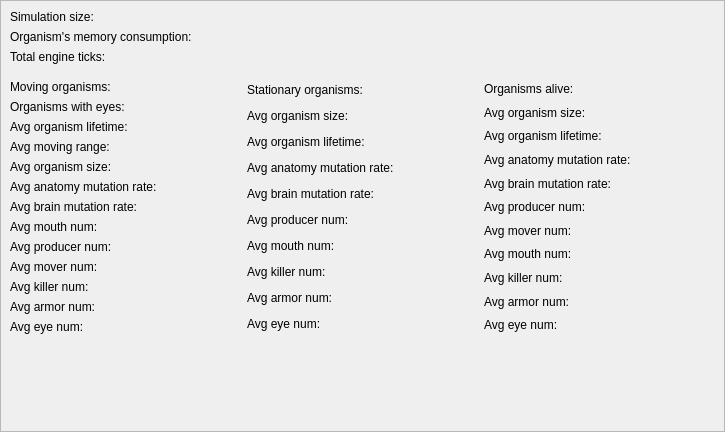
Before: the Qt Designer form LifeEngineCpp/UiFiles/statistics.ui in SuperSpaceEye/LifeEngineExtended, drawn with Qt 5.
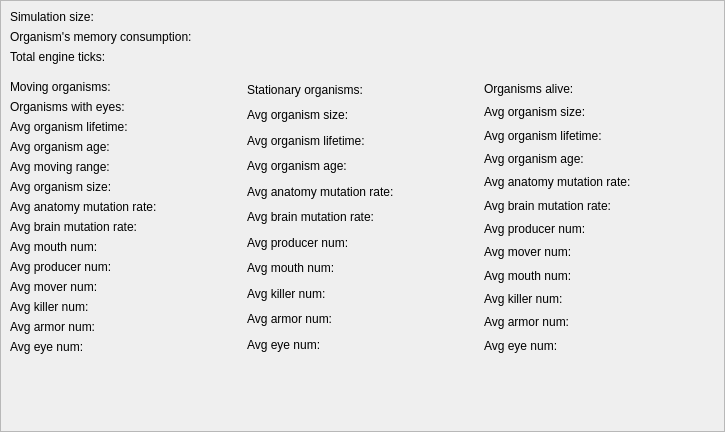
After: the same form once the commit is applied.

What changed in the file:
```diff
--- a/LifeEngineCpp/UiFiles/statistics.ui
+++ b/LifeEngineCpp/UiFiles/statistics.ui
@@ -148,6 +148,13 @@
                 </property>
                </widget>
               </item>
+              <item>
+               <widget class="QLabel" name="lb_avg_age_2">
+                <property name="text">
+                 <string>Avg organism age:</string>
+                </property>
+               </widget>
+              </item>
               <item>
                <widget class="QLabel" name="lb_average_moving_range">
                 <property name="text">
@@ -243,6 +250,13 @@
                 </property>
                </widget>
               </item>
+              <item>
+               <widget class="QLabel" name="lb_avg_age_3">
+                <property name="text">
+                 <string>Avg organism age:</string>
+                </property>
+               </widget>
+              </item>
               <item>
                <widget class="QLabel" name="lb_anatomy_mutation_rate_3">
                 <property name="text">
@@ -317,6 +331,13 @@
                 </property>
                </widget>
               </item>
+              <item>
+               <widget class="QLabel" name="lb_avg_age_4">
+                <property name="text">
+                 <string>Avg organism age:</string>
+                </property>
+               </widget>
+              </item>
               <item>
                <widget class="QLabel" name="lb_anatomy_mutation_rate_4">
                 <property name="text">
```
